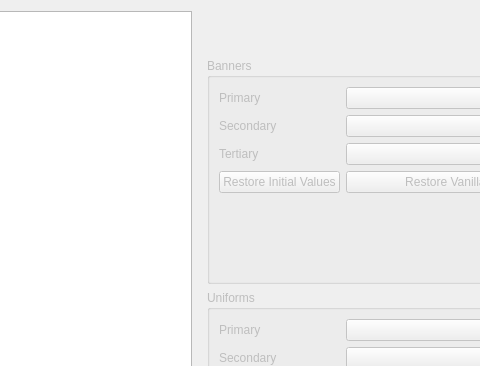
Old version of the form rpfm_ui/ui_templates/tool_faction_color_editor.ui in the repository Frodo45127/rpfm; both pictures show x 227 to 707 and y 0 to 366 of the 843 by 621 pixel window.
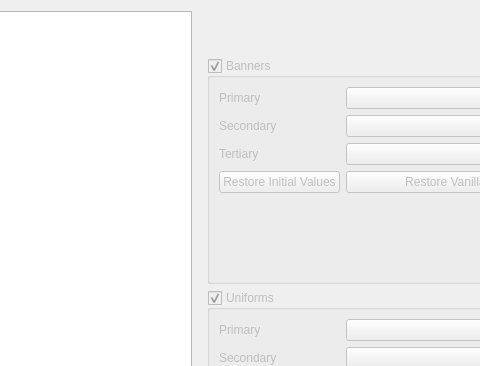
New version of the form. Custom widgets are drawn as their Qt base class.

Commit message: Make missing fields optional in Faction Painter.

```diff
--- a/rpfm_ui/ui_templates/tool_faction_color_editor.ui
+++ b/rpfm_ui/ui_templates/tool_faction_color_editor.ui
@@ -64,6 +64,9 @@
         <property name="title">
          <string>Banners</string>
         </property>
+        <property name="checkable">
+         <bool>true</bool>
+        </property>
         <layout class="QFormLayout" name="formLayout">
          <property name="fieldGrowthPolicy">
           <enum>QFormLayout::AllNonFixedFieldsGrow</enum>
@@ -126,6 +129,9 @@
         <property name="title">
          <string>Uniforms</string>
         </property>
+        <property name="checkable">
+         <bool>true</bool>
+        </property>
         <layout class="QFormLayout" name="formLayout_2">
          <property name="fieldGrowthPolicy">
           <enum>QFormLayout::AllNonFixedFieldsGrow</enum>
```
The commit also changes 1 other file.
